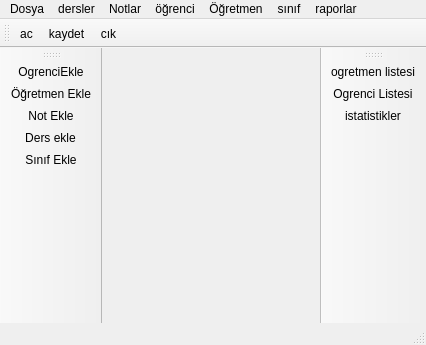
Qt form Gorsel/ana_pencere.ui (sadededeoglu/okulprojesi) before a commit.
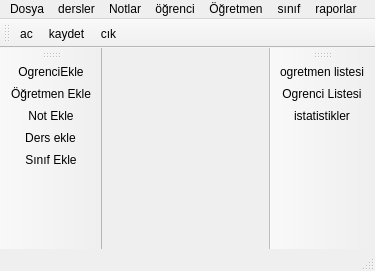
The same form after that commit. Icons and pictures are not drawn.

```diff
--- a/Gorsel/ana_pencere.ui
+++ b/Gorsel/ana_pencere.ui
@@ -6,8 +6,8 @@
    <rect>
     <x>0</x>
     <y>0</y>
-    <width>426</width>
-    <height>345</height>
+    <width>375</width>
+    <height>271</height>
    </rect>
   </property>
   <property name="mouseTracking">
@@ -25,7 +25,7 @@
     <rect>
      <x>0</x>
      <y>0</y>
-     <width>426</width>
+     <width>375</width>
      <height>20</height>
     </rect>
    </property>
@@ -98,6 +98,15 @@
    <addaction name="actioncik"/>
   </widget>
   <widget class="QToolBar" name="toolBar_2">
+   <property name="enabled">
+    <bool>true</bool>
+   </property>
+   <property name="maximumSize">
+    <size>
+     <width>16777215</width>
+     <height>16777215</height>
+    </size>
+   </property>
    <property name="windowTitle">
     <string>toolBar_2</string>
    </property>
```
